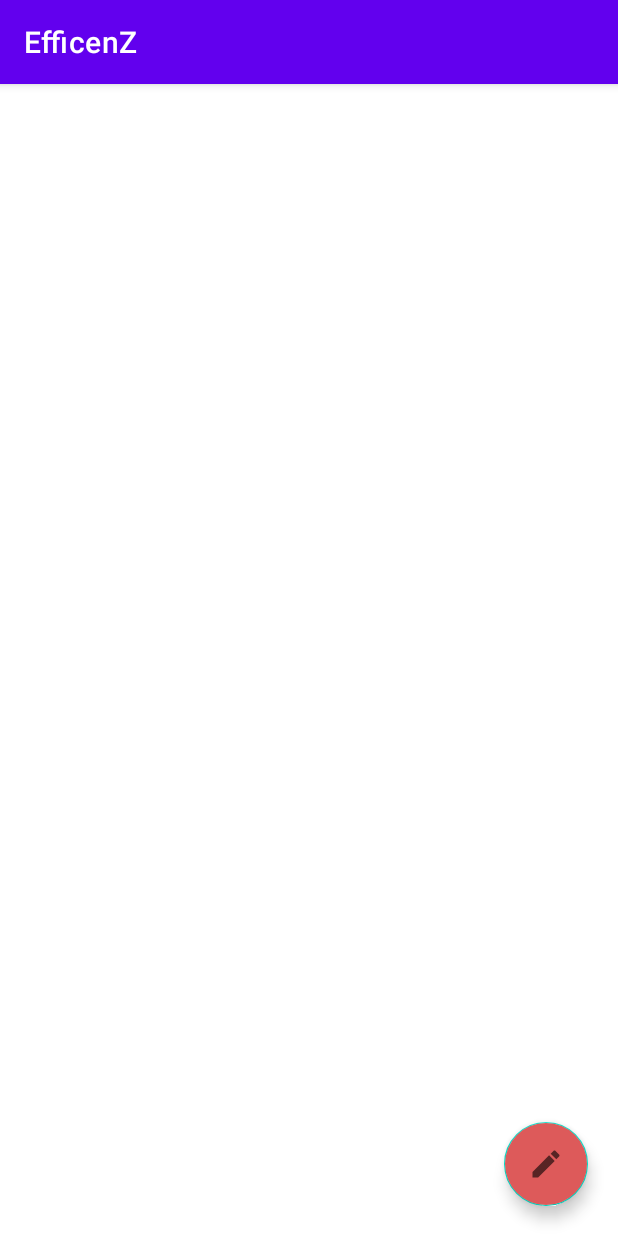
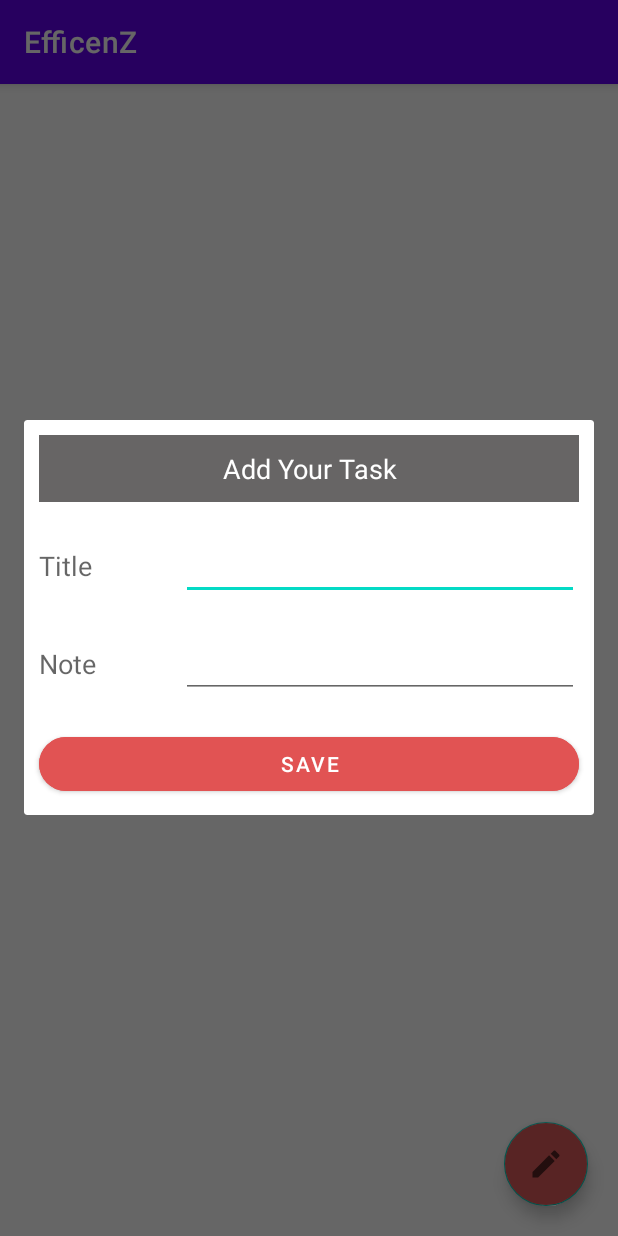
Before and after one commit to MarcusVincentSiah/MAD2023_Team2, an Android app: the screen it shows after launch (TaskManagement), after a tap on an icon or button, on a phone screen of 412 x 824 dp. Run offline under Robolectric (Android 15) with nearby library versions, the phone set to English and light mode, and no system bars; our stand-ins replace Firebase (no records; nobody signed in at launch, a user with empty details on screens opened directly).

Commit message:
-Edited by marcus

```diff
--- a/app/src/main/java/com/example/efficenz/TaskManagement.java
+++ b/app/src/main/java/com/example/efficenz/TaskManagement.java
@@ -1,18 +1,57 @@
 package com.example.efficenz;
 
+import androidx.annotation.NonNull;
+import androidx.appcompat.app.AlertDialog;
 import androidx.appcompat.app.AppCompatActivity;
 
 import android.os.Bundle;
+import android.text.TextUtils;
+import android.view.LayoutInflater;
 import android.view.View;
+import android.view.ViewGroup;
+import android.widget.Button;
+import android.widget.EditText;
+import android.widget.TextView;
+import android.widget.Toast;
 
 import androidx.appcompat.widget.Toolbar;
+import androidx.recyclerview.widget.LinearLayoutManager;
+import androidx.recyclerview.widget.RecyclerView;
 
+import com.example.efficenz.model.Data;
+import com.firebase.ui.database.FirebaseRecyclerOptions;
+import com.firebase.ui.database.FirebaseRecyclerAdapter;
 import com.google.android.material.floatingactionbutton.FloatingActionButton;
+import com.google.firebase.auth.FirebaseAuth;
+import com.google.firebase.auth.FirebaseUser;
+import com.google.firebase.database.DatabaseReference;
+import com.google.firebase.database.FirebaseDatabase;
+
+import java.text.DateFormat;
+import java.util.Date;
 
 public class TaskManagement extends AppCompatActivity {
 
     private Toolbar toolbar;
     private FloatingActionButton penBtn;
+
+    //Firebase
+    private DatabaseReference mDatabase;
+    private FirebaseAuth mAuth;
+
+    //Recycler
+    private RecyclerView recyclerView;
+
+    //Update input field
+    private EditText titleUpdate;
+    private EditText noteUpdate;
+    private Button btnDeleteUp;
+    private Button btnUpdateUp;
+
+    //Variable
+    private String title;
+    private String note;
+    private String post_key;
 
     @Override
     protected void onCreate(Bundle savedInstanceState) {
@@ -25,14 +64,185 @@ public class TaskManagement extends AppCompatActivity {
 //        setSupportActionBar(toolbar);
 //        getSupportActionBar().setTitle("Task Management");
 
+        mAuth = FirebaseAuth.getInstance(); //not sure
+//        FirebaseUser User = mAuth.getCurrentUser();
+//        String Id = User.getid;
+        mDatabase = FirebaseDatabase.getInstance().getReference().child("TaskNote");
+        mDatabase.keepSynced(true);
+
+        //Recycler
+        recyclerView = findViewById(R.id.recycler);
+
+        LinearLayoutManager layoutManager = new LinearLayoutManager(this);
+
+        layoutManager.setReverseLayout(true); //not sure
+        layoutManager.setStackFromEnd(true);
+        recyclerView.setHasFixedSize(true);
+        recyclerView.setLayoutManager(layoutManager);
+
         penBtn=findViewById(R.id.Pen_btn);
-
         penBtn.setOnClickListener(new View.OnClickListener(){
 
             @Override
             public void onClick(View v) {
+                AlertDialog.Builder myDialog = new AlertDialog.Builder(TaskManagement.this);
+                LayoutInflater inflater = LayoutInflater.from(TaskManagement.this); //not sure
+                View myview = inflater.inflate(R.layout.task_input_field, null);
+                myDialog.setView(myview);
+                final AlertDialog dialog = myDialog.create();
 
+                EditText title = myview.findViewById(R.id.edit_title);
+                EditText note = myview.findViewById(R.id.edit_note);
+
+                Button btnSave = myview.findViewById(R.id.btn_save);
+                btnSave.setOnClickListener(new View.OnClickListener(){
+                    @Override
+                    public void onClick(View view){
+                        String mtitle = title.getText().toString().trim();
+                        String mNote = note.getText().toString().trim(); //not sure
+
+                        if (TextUtils.isEmpty(mtitle)){ //not sure
+                            title.setError("Required Input");
+                            return;
+                        }
+                        if (TextUtils.isEmpty(mNote)){ //not sure
+                            title.setError("Required Input");
+                            return;
+                        }
+
+                        String id = mDatabase.push().getKey();
+
+                        String date = DateFormat.getDateInstance().format(new Date());
+
+                        Data data = new Data(mtitle, mNote, date, id);
+
+                        mDatabase.child(id).setValue(data);
+
+                        Toast.makeText(getApplicationContext(), "Data Insert", Toast.LENGTH_SHORT).show();
+                        dialog.dismiss(); //Does not dismiss dialog for some reason
+                    }
+                });
+
+                myDialog.show();
             }
         });
     }
+
+    @Override
+    protected void onStart() {
+        super.onStart();
+
+        FirebaseRecyclerOptions<Data> options = new FirebaseRecyclerOptions.Builder<Data>() //not sure
+                .setQuery(mDatabase, Data.class)
+                .build();
+
+        FirebaseRecyclerAdapter<Data, MyViewHolder> adapter = new FirebaseRecyclerAdapter<Data, MyViewHolder>(options) {
+            @Override
+            protected void onBindViewHolder(@NonNull MyViewHolder viewHolder, int position, @NonNull Data model) {
+                viewHolder.setTitle(model.getTitle());
+                viewHolder.setNote(model.getNote());
+                viewHolder.setDate(model.getDate());
+
+                viewHolder.myview.setOnClickListener(new View.OnClickListener() {
+                    @Override
+                    public void onClick(View view) { //when a recycle view is clicked, updateData will be called. Which is the alert dialog
+
+                        post_key=getRef(position).getKey(); //Getting position of the data in recycler view
+                        title = model.getTitle(); //to show data in dialog when its clicked
+                        note = model.getNote();
+
+
+                        updateData();
+                    }
+                });
+            }
+
+            @NonNull
+            @Override
+            public MyViewHolder onCreateViewHolder(@NonNull ViewGroup parent, int viewType) {
+                View view = LayoutInflater.from(parent.getContext()).inflate(R.layout.item_data, parent, false);
+                return new MyViewHolder(view);
+            }
+        };
+
+        recyclerView.setAdapter(adapter);
+        adapter.startListening();
+    }
+
+    public static class MyViewHolder extends RecyclerView.ViewHolder {
+        View myview;
+
+        public MyViewHolder(View itemView) {
+            super(itemView);
+            myview = itemView;
+        }
+
+        public void setTitle(String title) {
+            TextView mTitle = myview.findViewById(R.id.title);
+            mTitle.setText(title);
+        }
+
+        public void setNote(String note) {
+            TextView mNote = myview.findViewById(R.id.note);
+            mNote.setText(note);
+        }
+
+        public void setDate(String date) {
+            TextView mDate = myview.findViewById(R.id.date);
+            mDate.setText(date);
+        }
+    }
+
+    public void updateData(){
+
+        AlertDialog.Builder mydialog = new AlertDialog.Builder(TaskManagement.this);
+        LayoutInflater inflater = LayoutInflater.from(TaskManagement.this);
+
+        View myview = inflater.inflate(R.layout.updateinputfield, null);
+        mydialog.setView(myview);
+
+        AlertDialog dialog = mydialog.create();
+
+        titleUpdate = myview.findViewById(R.id.edit_title_update);
+        noteUpdate = myview.findViewById(R.id.edit_note_update);
+
+        titleUpdate.setText(title);
+        titleUpdate.setSelection(title.length()); //not sure
+
+        noteUpdate.setText(note);
+        noteUpdate.setSelection(note.length());
+
+        btnDeleteUp = myview.findViewById(R.id.btn_delete_upd);
+        btnUpdateUp = myview.findViewById(R.id.btn_update_upd);
+
+        btnUpdateUp.setOnClickListener(new View.OnClickListener() {
+            @Override
+            public void onClick(View v) {
+
+                title = titleUpdate.getText().toString().trim(); //getting input info
+                note = noteUpdate.getText().toString().trim();
+
+                String mDate = DateFormat.getDateInstance().format(new Date()); //updating to new date
+
+                Data data = new Data(title,note,mDate,post_key); //creating new data object
+
+                mDatabase.child(post_key).setValue(data); //Changing Data for that ID to the new updated Data
+
+                dialog.dismiss();
+            }
+        });
+
+        btnDeleteUp.setOnClickListener(new View.OnClickListener() {
+            @Override
+            public void onClick(View v) {
+
+                mDatabase.child(post_key).removeValue(); //Delete value with that ID
+
+                dialog.dismiss();
+            }
+        });
+
+        dialog.show();
+
+    }
 }
--- a/app/src/main/res/layout/activity_task_management.xml
+++ b/app/src/main/res/layout/activity_task_management.xml
@@ -14,6 +14,13 @@
         android:layout_width="match_parent"
         android:layout_height="match_parent">
 
+        <androidx.recyclerview.widget.RecyclerView
+            android:id="@+id/recycler"
+            android:layout_width="match_parent"
+            android:layout_height="match_parent">
+
+        </androidx.recyclerview.widget.RecyclerView>
+
         <com.google.android.material.floatingactionbutton.FloatingActionButton
             android:layout_width="match_parent"
             android:layout_height="wrap_content"
--- /dev/null
+++ b/app/src/main/res/layout/task_input_field.xml
@@ -0,0 +1,115 @@
+<?xml version="1.0" encoding="utf-8"?>
+<LinearLayout
+    xmlns:android="http://schemas.android.com/apk/res/android"
+    xmlns:app="http://schemas.android.com/apk/res-auto"
+    android:layout_width="match_parent"
+    android:layout_height="match_parent"
+    android:orientation="vertical">
+
+    <ScrollView
+        android:layout_width="match_parent"
+        android:layout_height="wrap_content">
+
+        <LinearLayout
+            android:layout_width="match_parent"
+            android:layout_height="wrap_content"
+            android:orientation="vertical">
+
+            <TextView
+                android:layout_width="match_parent"
+                android:layout_height="wrap_content"
+                android:layout_margin="10dp"
+                android:background="#676565"
+                android:gravity="center"
+                android:padding="10dp"
+                android:text="Add Your Task"
+                android:textAppearance="?android:textAppearanceMedium"
+                android:textColor="@color/white"
+                app:cornerRadius="10dp" />
+
+            <LinearLayout
+                android:layout_width="match_parent"
+                android:layout_height="wrap_content"
+                android:orientation="horizontal">
+
+                <RelativeLayout
+                    android:layout_width="0dp"
+                    android:layout_height="wrap_content"
+                    android:layout_weight="1">
+
+                    <TextView
+                        android:layout_width="match_parent"
+                        android:layout_height="wrap_content"
+                        android:text="Title"
+                        android:textAppearance="?android:textAppearanceMedium"
+                        android:layout_margin="10dp"/>
+
+                </RelativeLayout>
+
+                <RelativeLayout
+                    android:layout_width="0dp"
+                    android:layout_height="wrap_content"
+                    android:layout_weight="3">
+                    <EditText
+                        android:layout_width="match_parent"
+                        android:layout_height="wrap_content"
+                        android:layout_margin="10dp"
+                        android:textColor="@color/black"
+                        android:id="@+id/edit_title"
+                        />
+
+                </RelativeLayout>
+
+            </LinearLayout>
+
+            <LinearLayout
+                android:layout_width="match_parent"
+                android:layout_height="wrap_content"
+                android:orientation="horizontal">
+
+                <RelativeLayout
+                    android:layout_width="0dp"
+                    android:layout_height="wrap_content"
+                    android:layout_weight="1">
+
+                    <TextView
+                        android:layout_width="match_parent"
+                        android:layout_height="wrap_content"
+                        android:text="Note"
+                        android:textAppearance="?android:textAppearanceMedium"
+                        android:layout_margin="10dp" />
+
+                </RelativeLayout>
+
+                <RelativeLayout
+                    android:layout_width="0dp"
+                    android:layout_height="wrap_content"
+                    android:layout_weight="3">
+
+                    <EditText
+                        android:id="@+id/edit_note"
+                        android:layout_width="match_parent"
+                        android:layout_height="wrap_content"
+                        android:layout_margin="10dp"
+                        android:layout_marginStart="10dp"
+                        android:layout_marginTop="10dp"
+                        android:layout_marginBottom="10dp"
+                        android:textColor="@color/black" />
+
+                </RelativeLayout>
+
+            </LinearLayout>
+
+            <Button
+                android:id="@+id/btn_save"
+                android:layout_width="match_parent"
+                android:layout_height="wrap_content"
+                android:layout_margin="10dp"
+                android:backgroundTint="#E15353"
+                android:text="SAVE"
+                app:cornerRadius="20dp" />
+
+        </LinearLayout>
+    </ScrollView>
+
+</LinearLayout>
```
Also changed, not shown: app/build.gradle (+9 -1 lines), app/src/main/java/com/example/efficenz/model/Data.java (added, +50 -0 lines), app/src/main/res/layout/item_data.xml (added, +60 -0 lines), app/src/main/res/layout/updateinputfield.xml (added, +149 -0 lines), 1 other file.
